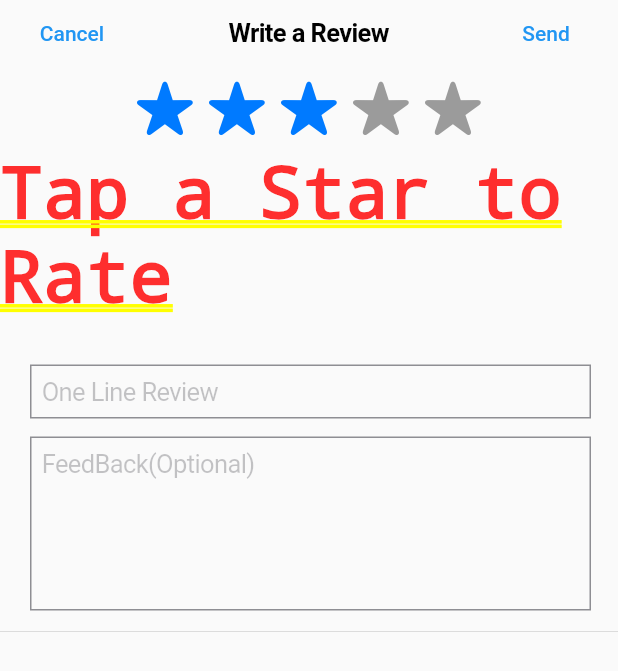
After one commit to knk-naviin/Shalong-app, a Flutter app: the MyStatefulWidget screen opened directly, on a phone screen of 412 x 824 dp. The commit adds this screen. Shown: the top 671 px of the screen. Run offline on Flutter 3.47's test engine with Material 2 defaults, Android fonts, the phone set to English and light mode, and no system bars; drawn by our look-alikes of flutter_rating_bar; our stand-ins replace animated_splash_screen, bottom_navy_bar, cloud_firestore, email_validator, firebase_auth, firebase_core and 5 more; accounts and stored records are empty.

Commit message:
Ratings page created

```diff
--- /dev/null
+++ b/shalong/lib/Dashboard/CustomerDashboard/RatingScreen.dart
@@ -0,0 +1,129 @@
+/// Flutter code sample for CupertinoPageScaffold
+
+// This example shows a [CupertinoPageScaffold] with a [ListView] as a [child].
+// The [CupertinoButton] is connected to a callback that increments a counter.
+// The [backgroundColor] can be changed.
+
+import 'package:flutter/cupertino.dart';
+import 'package:flutter/material.dart';
+import 'package:flutter_rating_bar/flutter_rating_bar.dart';
+import 'package:font_awesome_flutter/font_awesome_flutter.dart';
+
+
+/// This is the main application widget.
+class RatingScreen extends StatelessWidget {
+  const RatingScreen({Key? key}) : super(key: key);
+
+
+
+  @override
+  Widget build(BuildContext context) {
+    return const CupertinoApp(
+      debugShowCheckedModeBanner: false,
+      home: MyStatefulWidget(),
+    );
+  }
+}
+
+/// This is the stateful widget that the main application instantiates.
+class MyStatefulWidget extends StatefulWidget {
+  const MyStatefulWidget({Key? key}) : super(key: key);
+
+  @override
+  State<MyStatefulWidget> createState() => _MyStatefulWidgetState();
+}
+
+/// This is the private State class that goes with MyStatefulWidget.
+class _MyStatefulWidgetState extends State<MyStatefulWidget> {
+
+  GlobalKey<FormState> formkey = GlobalKey<FormState>();
+  @override
+  Widget build(BuildContext context) {
+    return GestureDetector(
+      onTap: () => FocusScope.of(context).unfocus(),
+      child: CupertinoPageScaffold(
+          navigationBar: CupertinoNavigationBar(
+            leading: TextButton(
+              onPressed: () {
+                Navigator.pop(context);
+              },
+              child: Text("Cancel"),
+            ),
+            middle: Text("Write a Review"),
+            trailing: TextButton(
+              onPressed: () {
+                if(formkey.currentState!.validate()){
+                  (formkey.currentState!.save());
+                }
+              },
+              child: Text("Send"),
+            ),
+          ),
+          child: Form(
+            key: formkey,
+            child: ListView(
+              children: [
+                Padding(
+                  padding: const EdgeInsets.all(8.0),
+                  child: Center(
+                    child: RatingBar.builder(
+                      initialRating: 3,
+                      minRating: 1,
+                      direction: Axis.horizontal,
+                      allowHalfRating: true,
+                      itemCount: 5,
+                      itemPadding: EdgeInsets.symmetric(horizontal: 4.0),
+                      itemBuilder: (context, _) => Icon(
+                        CupertinoIcons.star_fill,
+                        color: CupertinoColors.systemBlue,
+                      ),
+                      onRatingUpdate: (rating) {
+                        print(rating);
+                      },
+                    ),
+                  ),
+                ),
+                Center(child: Text("Tap a Star to Rate")),
+
+                Padding(
+                  padding: const EdgeInsets.only(right: 12.0,top: 25),
+                  child: CupertinoTextFormFieldRow(
+                    validator: (value){
+                      if(value!.isEmpty){
+                        return "Enter Review";
+                      }
+                    },
+                      decoration: BoxDecoration(
+                          border: Border.all(
+                            color: CupertinoColors.systemGrey,
+                            style: BorderStyle.solid
+                          )
+                      ),
+                    // maxLines: 1,
+                      placeholder: "One Line Review"
+                  ),
+                ),
+
+
+                Padding(
+                  padding: const EdgeInsets.only(right: 12.0),
+                  child: CupertinoTextFormFieldRow(
+                      decoration: BoxDecoration(
+                          border: Border.all(
+                              color: CupertinoColors.systemGrey,
+                              style: BorderStyle.solid
+                          )
+                      ),
+
+                    maxLines: 5,
+                      placeholder: "FeedBack(Optional)"
+                  ),
+                ),
+                Divider()
+              ],
+            ),
+          )
+      ),
+    );
+  }
+}
```
Also changed, not shown: shalong/lib/Dashboard/CustomerDashboard/ShopPageScreen.dart (+51 -12 lines).
